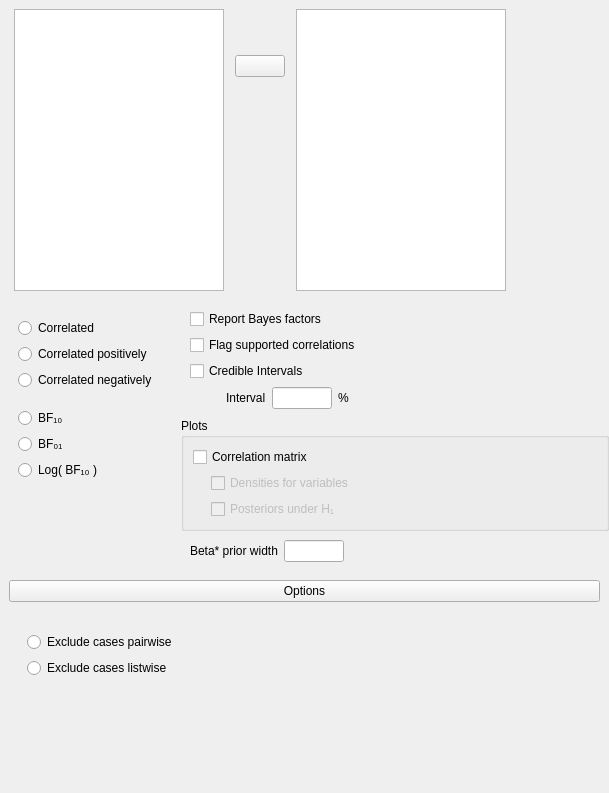
Old version of the form JASP-Desktop/analysisforms/correlationbayesianform.ui in the repository jasp-stats/jasp-desktop.
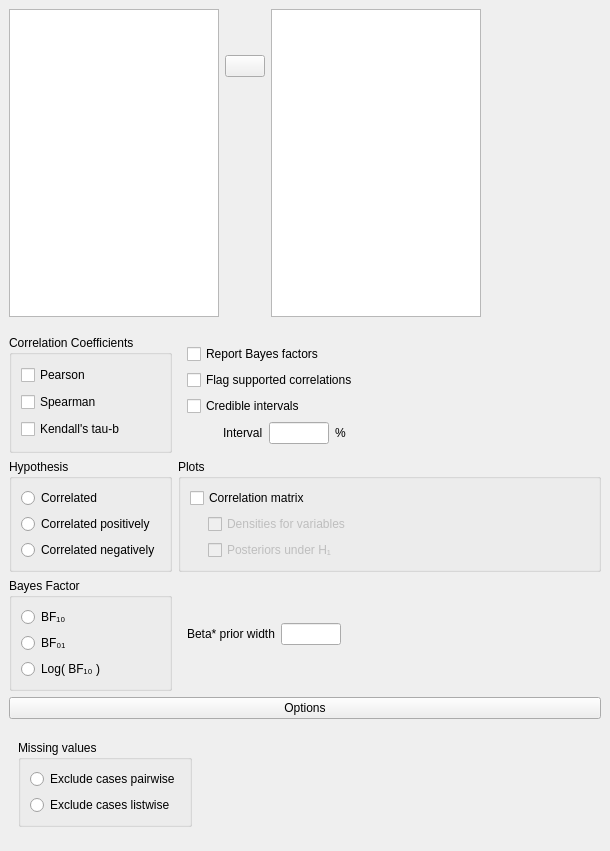
New version of the form. Custom widgets are drawn as their Qt base class.

Commit message: B Corr Matrix: Added Kendalls tau + Spearman to UI

What changed in the file:
```diff
--- a/JASP-Desktop/analysisforms/correlationbayesianform.ui
+++ b/JASP-Desktop/analysisforms/correlationbayesianform.ui
@@ -6,8 +6,8 @@
    <rect>
     <x>0</x>
     <y>0</y>
-    <width>609</width>
-    <height>793</height>
+    <width>610</width>
+    <height>851</height>
    </rect>
   </property>
   <property name="windowTitle">
@@ -29,189 +29,6 @@
    <property name="verticalSpacing">
     <number>0</number>
    </property>
-   <item row="1" column="1" colspan="2">
-    <widget class="QWidget" name="widget_7" native="true">
-     <layout class="QGridLayout" name="gridLayout_5">
-      <property name="leftMargin">
-       <number>9</number>
-      </property>
-      <item row="4" column="0">
-       <widget class="QWidget" name="credibleIntervalsIntervalContainer" native="true">
-        <layout class="QGridLayout" name="gridLayout_4">
-         <property name="leftMargin">
-          <number>0</number>
-         </property>
-         <property name="topMargin">
-          <number>0</number>
-         </property>
-         <property name="rightMargin">
-          <number>0</number>
-         </property>
-         <property name="bottomMargin">
-          <number>0</number>
-         </property>
-         <item row="0" column="0">
-          <widget class="QWidget" name="widget_8" native="true">
-           <property name="minimumSize">
-            <size>
-             <width>30</width>
-             <height>0</height>
-            </size>
-           </property>
-          </widget>
-         </item>
-         <item row="0" column="2">
-          <widget class="BoundTextBox" name="credibleIntervalsInterval">
-           <property name="maximumSize">
-            <size>
-             <width>60</width>
-             <height>16777215</height>
-            </size>
-           </property>
-          </widget>
-         </item>
-         <item row="0" column="1">
-          <widget class="QLabel" name="label">
-           <property name="text">
-            <string>Interval</string>
-           </property>
-          </widget>
-         </item>
-         <item row="0" column="4">
-          <spacer name="horizontalSpacer">
-           <property name="orientation">
-            <enum>Qt::Horizontal</enum>
-           </property>
-           <property name="sizeHint" stdset="0">
-            <size>
-             <width>40</width>
-             <height>20</height>
-            </size>
-           </property>
-          </spacer>
-         </item>
-         <item row="0" column="3">
-          <widget class="QLabel" name="label_2">
-           <property name="text">
-            <string>%</string>
-           </property>
-          </widget>
-         </item>
-        </layout>
-       </widget>
-      </item>
-      <item row="2" column="0">
-       <widget class="BoundCheckBox" name="flagSupported">
-        <property name="text">
-         <string>Flag supported correlations</string>
-        </property>
-       </widget>
-      </item>
-      <item row="1" column="0">
-       <widget class="BoundCheckBox" name="reportBayesFactors">
-        <property name="text">
-         <string>Report Bayes factors</string>
-        </property>
-       </widget>
-      </item>
-      <item row="3" column="0">
-       <widget class="BoundCheckBox" name="credibleIntervals">
-        <property name="text">
-         <string>Credible Intervals</string>
-        </property>
-       </widget>
-      </item>
-     </layout>
-    </widget>
-   </item>
-   <item row="1" column="0" rowspan="3">
-    <widget class="QWidget" name="widget_5" native="true">
-     <layout class="QGridLayout" name="gridLayout_11">
-      <property name="verticalSpacing">
-       <number>0</number>
-      </property>
-      <item row="0" column="0">
-       <widget class="BoundGroupBox" name="hypothesis" native="true">
-        <property name="title" stdset="0">
-         <string>Hypothesis</string>
-        </property>
-        <property name="flat" stdset="0">
-         <bool>true</bool>
-        </property>
-        <layout class="QGridLayout" name="gridLayout_3">
-         <item row="0" column="0">
-          <widget class="QRadioButton" name="_1correlated">
-           <property name="text">
-            <string>Correlated</string>
-           </property>
-          </widget>
-         </item>
-         <item row="2" column="0">
-          <widget class="QRadioButton" name="_3correlatedNegatively">
-           <property name="text">
-            <string>Correlated negatively</string>
-           </property>
-          </widget>
-         </item>
-         <item row="1" column="0">
-          <widget class="QRadioButton" name="_2correlatedPositively">
-           <property name="text">
-            <string>Correlated positively</string>
-           </property>
-          </widget>
-         </item>
-        </layout>
-       </widget>
-      </item>
-      <item row="1" column="0">
-       <widget class="BoundGroupBox" name="bayesFactorType" native="true">
-        <property name="title" stdset="0">
-         <string>Bayes factor</string>
-        </property>
-        <property name="flat" stdset="0">
-         <bool>true</bool>
-        </property>
-        <layout class="QGridLayout" name="gridLayout_2">
-         <item row="0" column="0">
-          <widget class="QRadioButton" name="radioButton">
-           <property name="text">
-            <string>BF₁₀</string>
-           </property>
-          </widget>
-         </item>
-         <item row="1" column="0">
-          <widget class="QRadioButton" name="radioButton_2">
-           <property name="text">
-            <string>BF₀₁</string>
-           </property>
-          </widget>
-         </item>
-         <item row="2" column="0">
-          <widget class="QRadioButton" name="radioButton_3">
-           <property name="text">
-            <string>Log( BF₁₀ )</string>
-           </property>
-          </widget>
-         </item>
-        </layout>
-       </widget>
-      </item>
-      <item row="2" column="0">
-       <spacer name="verticalSpacer_2">
-        <property name="orientation">
-         <enum>Qt::Vertical</enum>
-        </property>
-        <property name="sizeHint" stdset="0">
-         <size>
-          <width>20</width>
-          <height>40</height>
-         </size>
-        </property>
-       </spacer>
-      </item>
-     </layout>
-    </widget>
-   </item>
    <item row="0" column="2">
     <widget class="QWidget" name="widget_2" native="true">
      <property name="minimumSize">
@@ -222,42 +39,6 @@
      </property>
     </widget>
    </item>
-   <item row="3" column="1">
-    <widget class="QWidget" name="groupPrior" native="true">
-     <layout class="QGridLayout" name="gridLayout_8">
-      <item row="0" column="1">
-       <widget class="BoundTextBox" name="priorWidth">
-        <property name="maximumSize">
-         <size>
-          <width>60</width>
-          <height>16777215</height>
-         </size>
-        </property>
-       </widget>
-      </item>
-      <item row="0" column="0">
-       <widget class="QLabel" name="label_3">
-        <property name="text">
-         <string>Beta* prior width</string>
-        </property>
-       </widget>
-      </item>
-      <item row="0" column="2">
-       <spacer name="horizontalSpacer_2">
-        <property name="orientation">
-         <enum>Qt::Horizontal</enum>
-        </property>
-        <property name="sizeHint" stdset="0">
-         <size>
-          <width>40</width>
-          <height>20</height>
-         </size>
-        </property>
-       </spacer>
-      </item>
-     </layout>
-    </widget>
-   </item>
    <item row="0" column="0" colspan="2">
     <widget class="QWidget" name="widget_4" native="true">
      <property name="minimumSize">
@@ -329,12 +110,12 @@
    <item row="4" column="0" colspan="3">
     <widget class="QWidget" name="optionsWidget" native="true">
      <layout class="QGridLayout" name="gridLayout">
-      <item row="1" column="0">
+      <item row="2" column="0">
        <widget class="QWidget" name="panelOptions" native="true">
         <layout class="QGridLayout" name="gridLayout_10">
          <item row="1" column="0">
-          <widget class="BoundGroupBox" name="missingValues" native="true">
-           <property name="title" stdset="0">
+          <widget class="BoundGroupBox" name="missingValues">
+           <property name="title">
             <string>Missing values</string>
            </property>
            <property name="flat" stdset="0">
@@ -372,6 +153,291 @@
        </widget>
       </item>
       <item row="0" column="0">
+       <widget class="QWidget" name="widget_3" native="true">
+        <layout class="QGridLayout" name="gridLayout_11">
+         <property name="leftMargin">
+          <number>0</number>
+         </property>
+         <property name="topMargin">
+          <number>0</number>
+         </property>
+         <property name="rightMargin">
+          <number>0</number>
+         </property>
+         <property name="bottomMargin">
+          <number>0</number>
+         </property>
+         <item row="0" column="0">
+          <widget class="GroupBox" name="groupBox_3">
+           <property name="title">
+            <string>Correlation Coefficients</string>
+           </property>
+           <layout class="QGridLayout" name="gridLayout_6">
+            <item row="2" column="0">
+             <widget class="BoundCheckBox" name="spearman">
+              <property name="text">
+               <string>Spearman</string>
+              </property>
+             </widget>
+            </item>
+            <item row="0" column="0">
+             <widget class="BoundCheckBox" name="pearson">
+              <property name="text">
+               <string>Pearson</string>
+              </property>
+             </widget>
+            </item>
+            <item row="3" column="0">
+             <widget class="BoundCheckBox" name="kendallsTauB">
+              <property name="text">
+               <string>Kendall's tau-b</string>
+              </property>
+             </widget>
+            </item>
+           </layout>
+          </widget>
+         </item>
+         <item row="0" column="1">
+          <widget class="QWidget" name="widget_7" native="true">
+           <layout class="QGridLayout" name="gridLayout_5">
+            <property name="leftMargin">
+             <number>9</number>
+            </property>
+            <item row="4" column="1">
+             <widget class="QWidget" name="credibleIntervalsIntervalContainer" native="true">
+              <layout class="QGridLayout" name="gridLayout_4">
+               <property name="leftMargin">
+                <number>0</number>
+               </property>
+               <property name="topMargin">
+                <number>0</number>
+               </property>
+               <property name="rightMargin">
+                <number>0</number>
+               </property>
+               <property name="bottomMargin">
+                <number>0</number>
+               </property>
+               <item row="0" column="0">
+                <widget class="QWidget" name="widget_8" native="true">
+                 <property name="minimumSize">
+                  <size>
+                   <width>30</width>
+                   <height>0</height>
+                  </size>
+                 </property>
+                </widget>
+               </item>
+               <item row="0" column="2">
+                <widget class="BoundTextBox" name="credibleIntervalsInterval">
+                 <property name="maximumSize">
+                  <size>
+                   <width>60</width>
+                   <height>16777215</height>
+                  </size>
+                 </property>
+                </widget>
+               </item>
+               <item row="0" column="1">
+                <widget class="QLabel" name="label">
+                 <property name="text">
+                  <string>Interval</string>
+                 </property>
+                </widget>
+               </item>
+               <item row="0" column="4">
+                <spacer name="horizontalSpacer">
+                 <property name="orientation">
+                  <enum>Qt::Horizontal</enum>
+                 </property>
+                 <property name="sizeHint" stdset="0">
+                  <size>
+                   <width>40</width>
+                   <height>20</height>
+                  </size>
+                 </property>
+                </spacer>
+               </item>
+               <item row="0" column="3">
+                <widget class="QLabel" name="label_2">
+                 <property name="text">
+                  <string>%</string>
+                 </property>
+                </widget>
+               </item>
+              </layout>
+             </widget>
+            </item>
+            <item row="1" column="1">
+             <widget class="BoundCheckBox" name="reportBayesFactors">
+              <property name="text">
+               <string>Report Bayes factors</string>
+              </property>
+             </widget>
+            </item>
+            <item row="3" column="1">
+             <widget class="BoundCheckBox" name="credibleIntervals">
+              <property name="text">
+               <string>Credible intervals</string>
+              </property>
+             </widget>
+            </item>
+            <item row="2" column="1">
+             <widget class="BoundCheckBox" name="flagSupported">
+              <property name="text">
+               <string>Flag supported correlations</string>
+              </property>
+             </widget>
+            </item>
+           </layout>
+          </widget>
+         </item>
+         <item row="1" column="0">
+          <widget class="BoundGroupBox" name="hypothesis">
+           <property name="title">
+            <string>Hypothesis</string>
+           </property>
+           <layout class="QGridLayout" name="gridLayout_3">
+            <item row="0" column="0">
+             <widget class="QRadioButton" name="_1correlated">
+              <property name="text">
+               <string>Correlated</string>
+              </property>
+             </widget>
+            </item>
+            <item row="2" column="0">
+             <widget class="QRadioButton" name="_3correlatedNegatively">
+              <property name="text">
+               <string>Correlated negatively</string>
+              </property>
+             </widget>
+            </item>
+            <item row="1" column="0">
+             <widget class="QRadioButton" name="_2correlatedPositively">
+              <property name="text">
+               <string>Correlated positively</string>
+              </property>
+             </widget>
+            </item>
+           </layout>
+          </widget>
+         </item>
+         <item row="2" column="0">
+          <widget class="BoundGroupBox" name="bayesFactorType">
+           <property name="title">
+            <string>Bayes Factor</string>
+           </property>
+           <layout class="QGridLayout" name="gridLayout_2">
+            <item row="0" column="0">
+             <widget class="QRadioButton" name="radioButton">
+              <property name="text">
+               <string>BF₁₀</string>
+              </property>
+             </widget>
+            </item>
+            <item row="1" column="0">
+             <widget class="QRadioButton" name="radioButton_2">
+              <property name="text">
+               <string>BF₀₁</string>
+              </property>
+             </widget>
+            </item>
+            <item row="2" column="0">
+             <widget class="QRadioButton" name="radioButton_3">
+              <property name="text">
+               <string>Log( BF₁₀ )</string>
+              </property>
+             </widget>
+            </item>
+           </layout>
+          </widget>
+         </item>
+         <item row="1" column="1">
+          <widget class="GroupBox" name="correlationMatrixContainer">
+           <property name="title">
+            <string>Plots</string>
+           </property>
+           <layout class="QGridLayout" name="gridLayout_13">
+            <item row="1" column="0" rowspan="2">
+             <widget class="QWidget" name="widget_9" native="true">
+              <property name="maximumSize">
+               <size>
+                <width>12</width>
+                <height>16777215</height>
+               </size>
+              </property>
+             </widget>
+            </item>
+            <item row="1" column="1">
+             <widget class="BoundCheckBox" name="plotDensitiesForVariables">
+              <property name="enabled">
+               <bool>false</bool>
+              </property>
+              <property name="text">
+               <string>Densities for variables</string>
+              </property>
+             </widget>
+            </item>
+            <item row="2" column="1">
+             <widget class="BoundCheckBox" name="plotPosteriors">
+              <property name="enabled">
+               <bool>false</bool>
+              </property>
+              <property name="text">
+               <string>Posteriors under H₁</string>
+              </property>
+             </widget>
+            </item>
+            <item row="0" column="0" colspan="2">
+             <widget class="BoundCheckBox" name="plotCorrelationMatrix">
+              <property name="text">
+               <string>Correlation matrix</string>
+              </property>
+             </widget>
+            </item>
+           </layout>
+          </widget>
+         </item>
+         <item row="2" column="1">
+          <widget class="QWidget" name="groupPrior" native="true">
+           <layout class="QGridLayout" name="gridLayout_8">
+            <item row="0" column="1">
+             <widget class="BoundTextBox" name="priorWidth">
+              <property name="maximumSize">
+               <size>
+                <width>60</width>
+                <height>16777215</height>
+               </size>
+              </property>
+             </widget>
+            </item>
+            <item row="0" column="0">
+             <widget class="QLabel" name="label_3">
+              <property name="text">
+               <string>Beta* prior width</string>
+              </property>
+             </widget>
+            </item>
+            <item row="0" column="2">
+             <spacer name="horizontalSpacer_2">
+              <property name="orientation">
+               <enum>Qt::Horizontal</enum>
+              </property>
+              <property name="sizeHint" stdset="0">
+               <size>
+                <width>40</width>
+                <height>20</height>
+               </size>
+              </property>
+             </spacer>
+            </item>
+           </layout>
+          </widget>
+         </item>
+        </layout>
+       </widget>
+      </item>
+      <item row="1" column="0">
        <widget class="ExpanderButton" name="buttonOptions">
         <property name="text">
          <string>Options</string>
@@ -381,65 +447,6 @@
         </property>
        </widget>
       </item>
-      <item row="2" column="0">
-       <spacer name="verticalSpacer_4">
-        <property name="orientation">
-         <enum>Qt::Vertical</enum>
-        </property>
-        <property name="sizeHint" stdset="0">
-         <size>
-          <width>20</width>
-          <height>40</height>
-         </size>
-        </property>
-       </spacer>
-      </item>
-     </layout>
-    </widget>
-   </item>
-   <item row="2" column="1" colspan="2">
-    <widget class="GroupBox" name="correlationMatrixContainer">
-     <property name="title">
-      <string>Plots</string>
-     </property>
-     <layout class="QGridLayout" name="gridLayout_13">
-      <item row="1" column="0" rowspan="2">
-       <widget class="QWidget" name="widget_9" native="true">
-        <property name="maximumSize">
-         <size>
-          <width>12</width>
-          <height>16777215</height>
-         </size>
-        </property>
-       </widget>
-      </item>
-      <item row="1" column="1">
-       <widget class="BoundCheckBox" name="plotDensitiesForVariables">
-        <property name="enabled">
-         <bool>false</bool>
-        </property>
-        <property name="text">
-         <string>Densities for variables</string>
-        </property>
-       </widget>
-      </item>
-      <item row="2" column="1">
-       <widget class="BoundCheckBox" name="plotPosteriors">
-        <property name="enabled">
-         <bool>false</bool>
-        </property>
-        <property name="text">
-         <string>Posteriors under H₁</string>
-        </property>
-       </widget>
-      </item>
-      <item row="0" column="0" colspan="2">
-       <widget class="BoundCheckBox" name="plotCorrelationMatrix">
-        <property name="text">
-         <string>Correlation matrix</string>
-        </property>
-       </widget>
-      </item>
      </layout>
     </widget>
    </item>
@@ -479,7 +486,7 @@
   </customwidget>
   <customwidget>
    <class>BoundGroupBox</class>
-   <extends>QWidget</extends>
+   <extends>QGroupBox</extends>
    <header>widgets/boundgroupbox.h</header>
    <container>1</container>
   </customwidget>
```
Left out of the diff: 2 changed lines with no effect on the pictures. The commit also changes 1 other file.
